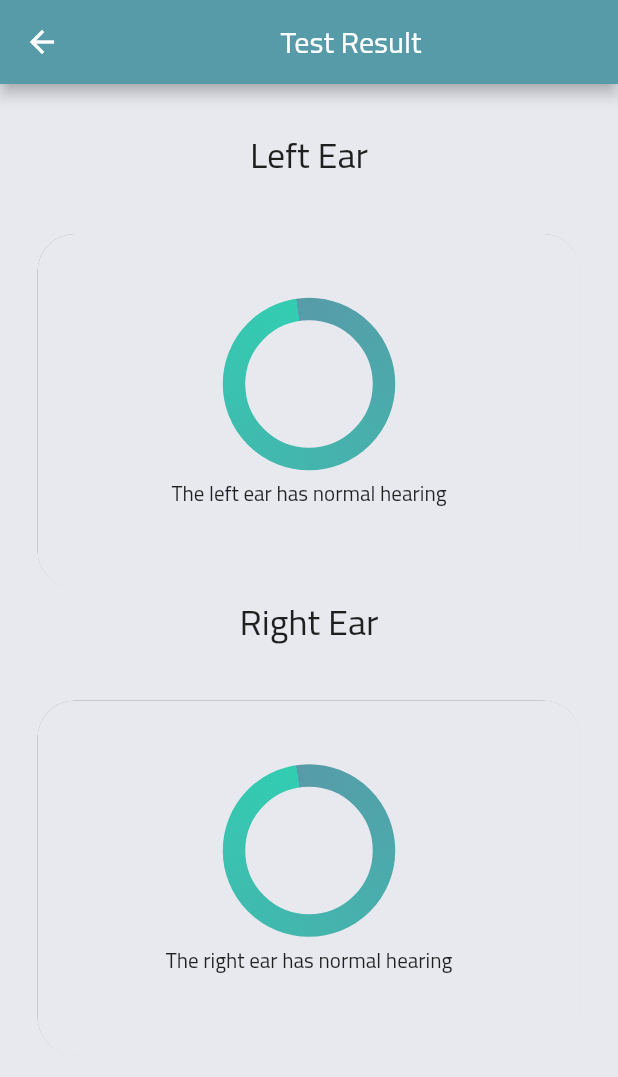
After one commit to a7madadnan/hearing_test, a Flutter app: the ResultScreen screen opened by its route, on a phone screen of 412 x 824 dp. The commit adds this screen. Shown: the top 1077 px of the screen. Run offline on Flutter 3.47's test engine with Material 2 defaults, Android fonts, the phone set to English and light mode, and no system bars; drawn by our look-alikes of flutter_neumorphic, simple_circular_progress_bar; our stand-ins replace easy_localization, hooks_riverpod, lottie; missing offline and left inert: headset_connection_event, sound_generator, volume_controller.

Commit message:
add result screen

```diff
--- a/assets/translations/ar.json
+++ b/assets/translations/ar.json
@@ -9,5 +9,9 @@
     "left_ear":"ألأذن اليسرى",
     "right_ear":"ألأذن اليمنى",
     "i_can_hear": "أستطيع السماع",
-    "i_can_not_hear": "لا أستطيع السماع"
+    "i_can_not_hear": "لا أستطيع السماع",
+    "test": "ألفحص",
+    "test_result": "نتيجة الفحص",
+    "the_right_ear_has_normal_hearing": "مستوى السمع في الاذن اليمنى طبيعي",
+    "the_left_ear_has_normal_hearing": "مستوى السمع في الاذن اليسرى طبيعي"
 }
--- a/assets/translations/en.json
+++ b/assets/translations/en.json
@@ -9,6 +9,10 @@
     "left_ear":"Left Ear",
     "right_ear":"Right Ear",
     "i_Can_hear": "I Can Hear",
-    "i_can_not_hear": "I Can Not Hear"
+    "i_can_not_hear": "I Can Not Hear",
+    "test": "Test",
+    "test_result": "Test Result",
+    "the_right_ear_has_normal_hearing": "The right ear has normal hearing",
+    "the_left_ear_has_normal_hearing": "The left ear has normal hearing"
 
 }
--- /dev/null
+++ b/lib/result/view/result_screen.dart
@@ -0,0 +1,92 @@
+import 'package:easy_localization/easy_localization.dart';
+import 'package:flutter/material.dart';
+import 'package:hearing_test/components/neum_container.dart';
+import 'package:hearing_test/constants/style_constants/app_colors.dart';
+import 'package:hooks_riverpod/hooks_riverpod.dart';
+import 'package:simple_circular_progress_bar/simple_circular_progress_bar.dart';
+
+class ResultScreen extends ConsumerWidget {
+  const ResultScreen({super.key});
+  @override
+  Widget build(BuildContext context, WidgetRef ref) {
+    return Scaffold(
+      backgroundColor: AppColor.bgColor,
+      appBar: AppBar(
+        backgroundColor: AppColor.secondleniarColor,
+        title: Center(
+            child: Text(
+          "test_result".tr(),
+        )),
+      ),
+      body: Padding(
+        padding: const EdgeInsets.all(25.0),
+        child: Column(
+          children: [
+            Text(
+              'left_ear'.tr(),
+              style: const TextStyle(fontSize: 24),
+            ),
+            const SizedBox(
+              height: 30,
+            ),
+            NeumorphicContainer(
+              padding: 50,
+              color: AppColor.bgColor,
+              child: Column(
+                children: [
+                  const SimpleCircularProgressBar(
+                    maxValue: 80,
+                    progressColors: [
+                      AppColor.secondleniarColor,
+                      AppColor.firstleniarColor,
+                    ],
+                    size: 100,
+                    backStrokeWidth: 10,
+                  ),
+                  const SizedBox(
+                    height: 10,
+                  ),
+                  Text(
+                    'the_left_ear_has_normal_hearing'.tr(),
+                    textAlign: TextAlign.center,
+                  )
+                ],
+              ),
+            ),
+            Text(
+              'right_ear'.tr(),
+              style: const TextStyle(fontSize: 24),
+            ),
+            const SizedBox(
+              height: 30,
+            ),
+            NeumorphicContainer(
+              padding: 50,
+              color: AppColor.bgColor,
+              child: Column(
+                children: [
+                  const SimpleCircularProgressBar(
+                    maxValue: 80,
+                    progressColors: [
+                      AppColor.secondleniarColor,
+                      AppColor.firstleniarColor,
+                    ],
+                    size: 100,
+                    backStrokeWidth: 10,
+                  ),
+                  const SizedBox(
+                    height: 10,
+                  ),
+                  Text(
+                    'the_right_ear_has_normal_hearing'.tr(),
+                    textAlign: TextAlign.center,
+                  )
+                ],
+              ),
+            ),
+          ],
+        ),
+      ),
+    );
+  }
+}
--- a/lib/routes/app_routes.dart
+++ b/lib/routes/app_routes.dart
@@ -1,6 +1,7 @@
 
+
+import 'package:hearing_test/result/view/result_screen.dart';
 import 'package:hearing_test/setup/view/setup_screen.dart';
-import 'package:hearing_test/test/view/function/sound_generate.dart';
 import 'package:hearing_test/welcome/view/welcome_screen.dart';
 
 import '../test/view/test_screen.dart';
@@ -11,7 +12,7 @@ class AppRoutes {
     Routes.welcome: (context) => const WelcomeScreen(),
     Routes.setup: (context)=> const SetupScreen(),
     Routes.test: (context)=> const TestScreen(),
-    Routes.gen: (context)=> const SoundGen()
+    Routes.result: (context)=> const ResultScreen()
 
   };
 }
--- a/lib/routes/routes.dart
+++ b/lib/routes/routes.dart
@@ -1,6 +1,7 @@
 class Routes {
   static const String welcome = '/welcome';
-    static const String setup = '/setup';
-    static const String test = '/test';
-    static const String gen = '/gen';
+  static const String setup = '/setup';
+  static const String test = '/test';
+  static const String gen = '/gen';
+  static const String result = '/result';
 }
```
Also changed, not shown: 5 other files.
